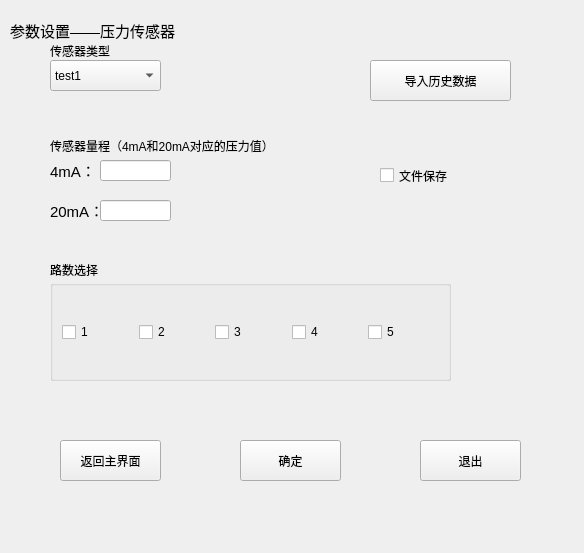
Dirck-YHP/Proj_sensor_detect, file ui_param/paramwin_pressuresensor.ui: the form before one commit.
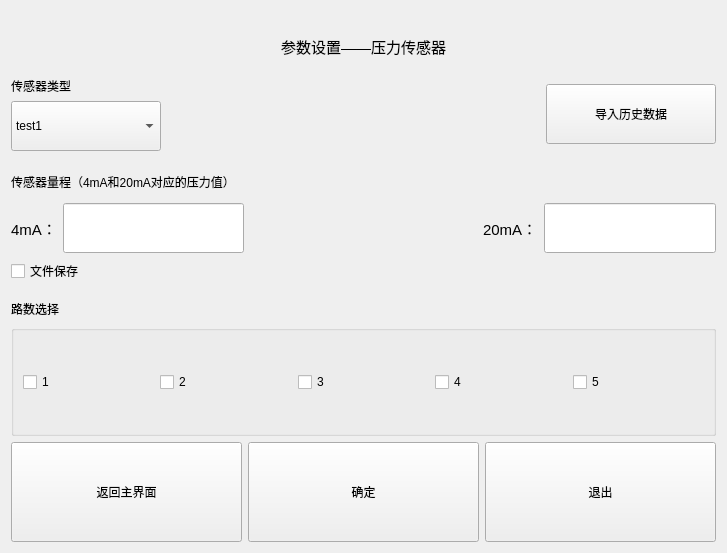
The form after the commit.

```diff
--- a/ui_param/paramwin_pressuresensor.ui
+++ b/ui_param/paramwin_pressuresensor.ui
@@ -6,21 +6,27 @@
    <rect>
     <x>0</x>
     <y>0</y>
-    <width>584</width>
+    <width>727</width>
     <height>553</height>
    </rect>
   </property>
   <property name="windowTitle">
    <string>参数设置_压力传感器</string>
   </property>
+  <layout class="QGridLayout" name="gridLayout_2">
+   <item row="0" column="0">
   <widget class="QLabel" name="label">
-   <property name="geometry">
-    <rect>
-     <x>10</x>
-     <y>10</y>
-     <width>341</width>
-     <height>41</height>
-    </rect>
+     <property name="minimumSize">
+      <size>
+       <width>0</width>
+       <height>60</height>
+      </size>
+     </property>
+     <property name="maximumSize">
+      <size>
+       <width>2000</width>
+       <height>50</height>
+      </size>
    </property>
    <property name="font">
     <font>
@@ -30,120 +36,29 @@
    <property name="text">
     <string>参数设置——压力传感器</string>
    </property>
-  </widget>
-  <widget class="QPushButton" name="btn_ok">
-   <property name="geometry">
-    <rect>
-     <x>240</x>
-     <y>440</y>
-     <width>101</width>
-     <height>41</height>
-    </rect>
-   </property>
-   <property name="text">
-    <string>确定</string>
-   </property>
-  </widget>
-  <widget class="QPushButton" name="btn_back_mainW">
-   <property name="geometry">
-    <rect>
-     <x>60</x>
-     <y>440</y>
-     <width>101</width>
-     <height>41</height>
-    </rect>
-   </property>
-   <property name="text">
-    <string>返回主界面</string>
-   </property>
-  </widget>
-  <widget class="QPushButton" name="btn_exit">
-   <property name="geometry">
-    <rect>
-     <x>420</x>
-     <y>440</y>
-     <width>101</width>
-     <height>41</height>
-    </rect>
-   </property>
-   <property name="text">
-    <string>退出</string>
-   </property>
-  </widget>
-  <widget class="QLineEdit" name="lineE_4mA">
-   <property name="geometry">
-    <rect>
-     <x>100</x>
-     <y>160</y>
-     <width>71</width>
-     <height>21</height>
-    </rect>
-   </property>
-  </widget>
-  <widget class="QLabel" name="label_5">
-   <property name="geometry">
-    <rect>
-     <x>50</x>
-     <y>200</y>
-     <width>61</width>
-     <height>21</height>
-    </rect>
-   </property>
-   <property name="font">
-    <font>
-     <pointsize>11</pointsize>
-    </font>
-   </property>
-   <property name="text">
-    <string>20mA：</string>
-   </property>
-  </widget>
-  <widget class="QLabel" name="label_2">
-   <property name="geometry">
-    <rect>
-     <x>50</x>
-     <y>40</y>
-     <width>101</width>
-     <height>21</height>
-    </rect>
-   </property>
+     <property name="alignment">
+      <set>Qt::AlignCenter</set>
+     </property>
+    </widget>
+   </item>
+   <item row="1" column="0">
+    <layout class="QHBoxLayout" name="horizontalLayout_2">
+     <item>
+      <layout class="QVBoxLayout" name="verticalLayout_2">
+       <item>
+        <widget class="QLabel" name="label_sensor_type">
    <property name="text">
     <string>传感器类型</string>
    </property>
   </widget>
-  <widget class="QLabel" name="label_7">
-   <property name="geometry">
-    <rect>
-     <x>50</x>
-     <y>260</y>
-     <width>200</width>
-     <height>20</height>
-    </rect>
-   </property>
-   <property name="minimumSize">
-    <size>
-     <width>100</width>
-     <height>20</height>
-    </size>
-   </property>
-   <property name="maximumSize">
-    <size>
-     <width>200</width>
-     <height>20</height>
-    </size>
-   </property>
-   <property name="text">
-    <string>路数选择</string>
-   </property>
-  </widget>
+       </item>
+       <item>
   <widget class="QComboBox" name="cBox_pressure_sensor_type">
-   <property name="geometry">
-    <rect>
-     <x>50</x>
-     <y>60</y>
-     <width>111</width>
-     <height>31</height>
-    </rect>
+         <property name="minimumSize">
+          <size>
+           <width>150</width>
+           <height>50</height>
+          </size>
    </property>
    <item>
     <property name="text">
@@ -156,69 +71,159 @@
     </property>
    </item>
   </widget>
-  <widget class="QLabel" name="label_4">
-   <property name="geometry">
-    <rect>
-     <x>50</x>
-     <y>160</y>
-     <width>51</width>
-     <height>21</height>
-    </rect>
-   </property>
-   <property name="font">
-    <font>
-     <pointsize>11</pointsize>
-    </font>
-   </property>
-   <property name="text">
-    <string>4mA：</string>
-   </property>
-  </widget>
+       </item>
+      </layout>
+     </item>
+     <item>
+      <spacer name="horizontalSpacer">
+       <property name="orientation">
+        <enum>Qt::Horizontal</enum>
+       </property>
+       <property name="sizeHint" stdset="0">
+        <size>
+         <width>40</width>
+         <height>20</height>
+        </size>
+       </property>
+      </spacer>
+     </item>
+     <item>
   <widget class="QPushButton" name="btn_load_data">
-   <property name="geometry">
-    <rect>
-     <x>370</x>
-     <y>60</y>
-     <width>141</width>
-     <height>41</height>
-    </rect>
+       <property name="minimumSize">
+        <size>
+         <width>170</width>
+         <height>60</height>
+        </size>
    </property>
    <property name="text">
     <string>导入历史数据</string>
    </property>
   </widget>
-  <widget class="QLineEdit" name="lineE_20mA">
-   <property name="geometry">
-    <rect>
-     <x>100</x>
-     <y>200</y>
-     <width>71</width>
-     <height>21</height>
-    </rect>
-   </property>
-  </widget>
-  <widget class="QLabel" name="label_3">
-   <property name="geometry">
-    <rect>
-     <x>50</x>
-     <y>130</y>
-     <width>331</width>
-     <height>31</height>
-    </rect>
+     </item>
+    </layout>
+   </item>
+   <item row="2" column="0">
+    <layout class="QVBoxLayout" name="verticalLayout_3">
+     <item>
+      <widget class="QLabel" name="label_range">
+       <property name="minimumSize">
+        <size>
+         <width>0</width>
+         <height>40</height>
+        </size>
+       </property>
+       <property name="maximumSize">
+        <size>
+         <width>16777215</width>
+         <height>30</height>
+        </size>
    </property>
    <property name="text">
     <string>传感器量程（4mA和20mA对应的压力值）</string>
    </property>
   </widget>
+     </item>
+     <item>
+      <layout class="QHBoxLayout" name="horizontalLayout_5">
+       <item>
+        <layout class="QHBoxLayout" name="horizontalLayout_3">
+         <item>
+          <widget class="QLabel" name="label_4mA">
+           <property name="font">
+            <font>
+             <pointsize>11</pointsize>
+            </font>
+           </property>
+           <property name="text">
+            <string>4mA：</string>
+           </property>
+          </widget>
+         </item>
+         <item>
+          <widget class="QLineEdit" name="lineE_4mA">
+           <property name="minimumSize">
+            <size>
+             <width>150</width>
+             <height>50</height>
+            </size>
+           </property>
+          </widget>
+         </item>
+        </layout>
+       </item>
+       <item>
+        <spacer name="horizontalSpacer_2">
+         <property name="orientation">
+          <enum>Qt::Horizontal</enum>
+         </property>
+         <property name="sizeHint" stdset="0">
+          <size>
+           <width>40</width>
+           <height>20</height>
+          </size>
+         </property>
+        </spacer>
+       </item>
+       <item>
+        <layout class="QHBoxLayout" name="horizontalLayout_4">
+         <item>
+          <widget class="QLabel" name="label_20mA">
+           <property name="font">
+            <font>
+             <pointsize>11</pointsize>
+            </font>
+           </property>
+           <property name="text">
+            <string>20mA：</string>
+           </property>
+          </widget>
+         </item>
+         <item>
+          <widget class="QLineEdit" name="lineE_20mA">
+           <property name="minimumSize">
+            <size>
+             <width>150</width>
+             <height>50</height>
+            </size>
+           </property>
+          </widget>
+         </item>
+        </layout>
+       </item>
+      </layout>
+     </item>
+     <item>
+      <widget class="QCheckBox" name="cBox_file_save">
+       <property name="text">
+        <string>文件保存</string>
+       </property>
+      </widget>
+     </item>
+    </layout>
+   </item>
+   <item row="3" column="0">
+    <layout class="QVBoxLayout" name="verticalLayout">
+     <item>
+      <widget class="QLabel" name="label_channel">
+       <property name="minimumSize">
+        <size>
+         <width>100</width>
+         <height>30</height>
+        </size>
+       </property>
+       <property name="maximumSize">
+        <size>
+         <width>200</width>
+         <height>20</height>
+        </size>
+       </property>
+       <property name="text">
+        <string>路数选择</string>
+       </property>
+      </widget>
+     </item>
+     <item>
   <widget class="QGroupBox" name="gridGroupBox">
-   <property name="geometry">
-    <rect>
-     <x>50</x>
-     <y>280</y>
-     <width>401</width>
-     <height>101</height>
-    </rect>
-   </property>
    <layout class="QGridLayout" name="gridLayout">
     <property name="horizontalSpacing">
      <number>6</number>
@@ -260,19 +265,53 @@
     </item>
    </layout>
   </widget>
-  <widget class="QCheckBox" name="cBox_file_save">
-   <property name="geometry">
-    <rect>
-     <x>380</x>
-     <y>160</y>
-     <width>111</width>
-     <height>31</height>
-    </rect>
+     </item>
+    </layout>
+   </item>
+   <item row="4" column="0">
+    <layout class="QHBoxLayout" name="horizontalLayout">
+     <item>
+      <widget class="QPushButton" name="btn_back_mainW">
+       <property name="minimumSize">
+        <size>
+         <width>200</width>
+         <height>100</height>
+        </size>
    </property>
    <property name="text">
-    <string>文件保存</string>
-   </property>
-  </widget>
+        <string>返回主界面</string>
+       </property>
+      </widget>
+     </item>
+     <item>
+      <widget class="QPushButton" name="btn_ok">
+       <property name="minimumSize">
+        <size>
+         <width>200</width>
+         <height>100</height>
+        </size>
+       </property>
+       <property name="text">
+        <string>确定</string>
+       </property>
+      </widget>
+     </item>
+     <item>
+      <widget class="QPushButton" name="btn_exit">
+       <property name="minimumSize">
+        <size>
+         <width>200</width>
+         <height>100</height>
+        </size>
+       </property>
+       <property name="text">
+        <string>退出</string>
+       </property>
+      </widget>
+     </item>
+    </layout>
+   </item>
+  </layout>
  </widget>
  <resources/>
  <connections/>
```
Lines whose indentation alone changed are shown as unchanged.
